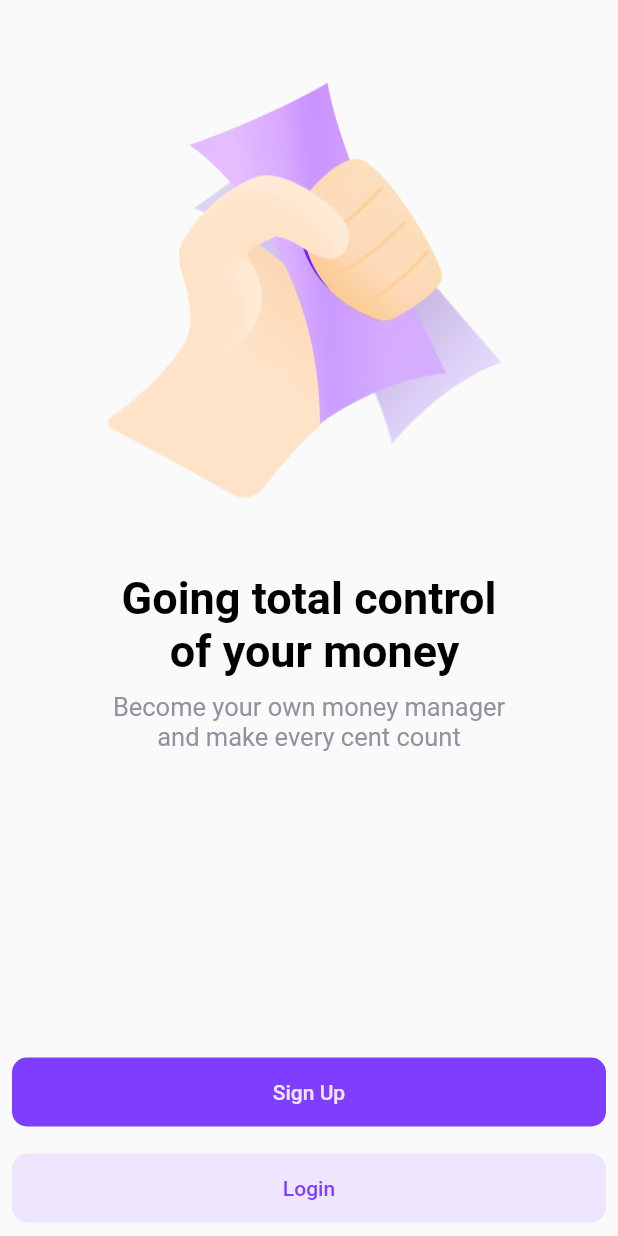
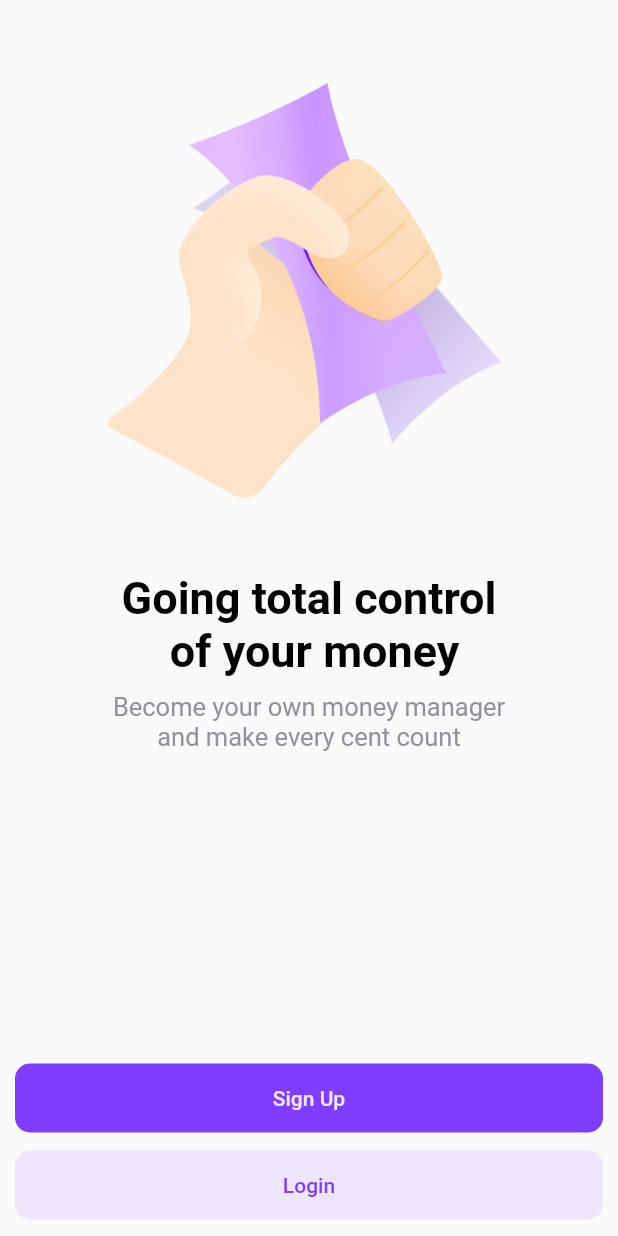
Before and after one commit to yash17-12-98/xpense_tracker, a Flutter app: the screen it shows after launch, on a phone screen of 412 x 824 dp. Run offline on Flutter 3.47's test engine with Material 2 defaults, Android fonts, the light colour scheme and no system bars; our stand-ins replace cloud_firestore, firebase_auth, firebase_core, flutter_svg, fluttertoast, get and 2 more; accounts and stored records are empty.

Commit message:
code pushed

```diff
--- a/lib/screens/auth/wizard_screen.dart
+++ b/lib/screens/auth/wizard_screen.dart
@@ -18,7 +18,8 @@ class WizardScreen extends GetView<WizardController> {
                 itemBuilder: (context, index) {
                   var wizard = controller.wizardList[index];
                   return Padding(
-                    padding: const EdgeInsets.symmetric(vertical: 25.0, horizontal: 15.0),
+                    padding: const EdgeInsets.symmetric(
+                        vertical: 25.0, horizontal: 15.0),
                     child: Column(
                       children: [
                         Image.asset(
@@ -54,10 +55,9 @@ class WizardScreen extends GetView<WizardController> {
                 itemCount: controller.wizardList.length, // Can be null
               ),
             ),
-            Column(
-              children: [
             Padding(
-                  padding: const EdgeInsets.all(8.0),
+              padding:
+                  const EdgeInsets.symmetric(vertical: 5.0, horizontal: 10.0),
               child: CommonMaterialButton(
                 color: AppColors.primaryColor,
                 text: 'Sign Up',
@@ -67,7 +67,8 @@ class WizardScreen extends GetView<WizardController> {
               ),
             ),
             Padding(
-                  padding: const EdgeInsets.all(8.0),
+              padding:
+                  const EdgeInsets.symmetric(vertical: 5.0, horizontal: 10.0),
               child: CommonMaterialButton(
                 color: AppColors.lightGreyButtonColor,
                 text: 'Login',
@@ -75,9 +76,10 @@ class WizardScreen extends GetView<WizardController> {
                 minWidth: Get.width,
                 onPressed: () {},
               ),
+            ),
+            const SizedBox(
+              height: 5.0,
             )
-              ],
-            ),
           ],
         ),
       ),
```
Lines whose indentation alone changed are shown as unchanged.
